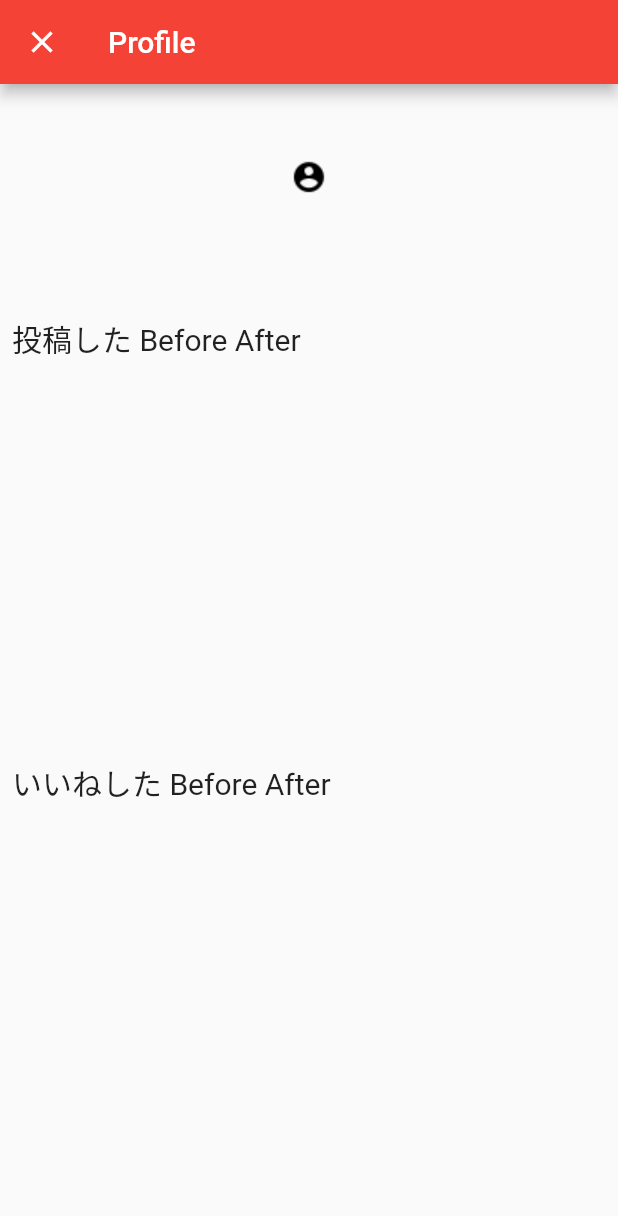
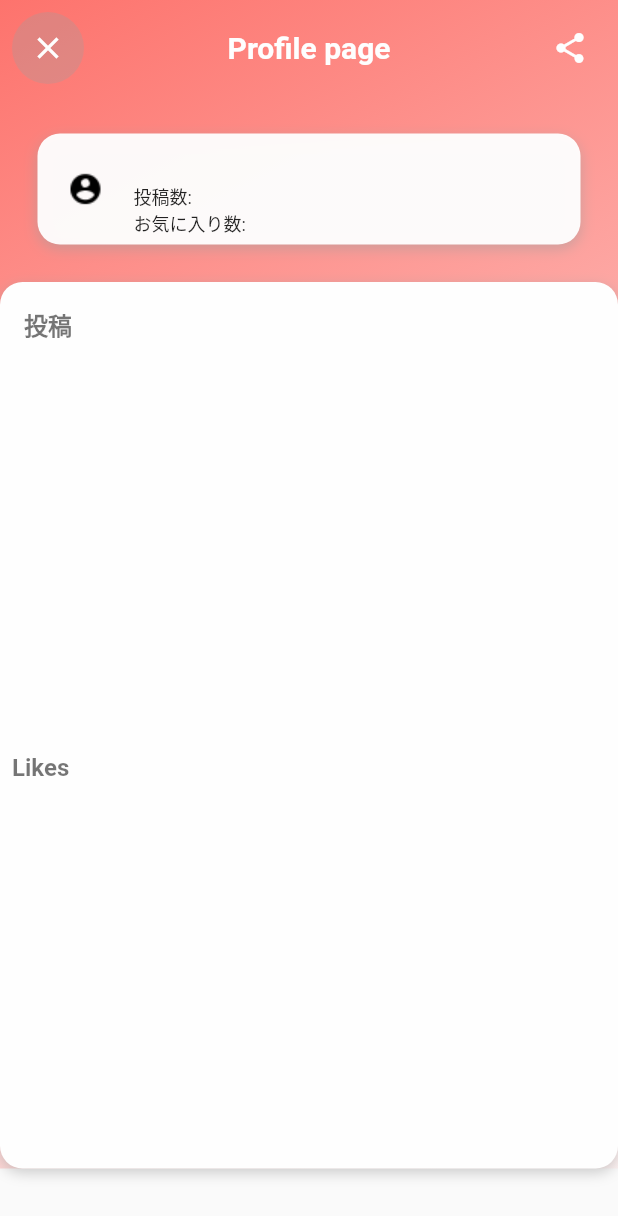
Before and after one commit to CA21engineer/Gotties-Client, a Flutter app: the ProfilePage screen opened by its route, on a phone screen of 412 x 824 dp. Shown: the top 1216 px of the screen. Run offline on Flutter 3.47's test engine with Material 2 defaults, Android fonts, the phone set to English and light mode, and no system bars; our stand-ins replace audioplayers, bubble, cached_network_image, cloud_firestore, firebase_auth, firebase_crashlytics and 7 more; accounts and stored records are empty; network calls fail; Roboto replaces fonts that are missing (NotoSansJP-Regular); statements that could not run were skipped.

Commit message:
コンポーネント分け・デザイン

```diff
--- a/lib/pages/profile/profile_page.dart
+++ b/lib/pages/profile/profile_page.dart
@@ -1,99 +1,32 @@
 import 'package:flutter/cupertino.dart';
 import 'package:flutter/material.dart';
-import 'package:gottiesclient/models/entities/entities.dart';
-import 'package:gottiesclient/models/stores/stores.dart';
-import 'package:provider/provider.dart';
-import 'package:transparent_image/transparent_image.dart';
+import 'package:gottiesclient/pages/profile/widgets/profile_body.dart';
+import 'package:gottiesclient/pages/profile/widgets/profile_header.dart';
 
 class ProfilePage extends StatelessWidget {
   @override
   Widget build(BuildContext context) {
-    final List<Article> articles = Provider.of<ArticleStore>(context).articles;
     return Scaffold(
-      appBar: AppBar(
-        title: const Text('Profile'),
-      ),
-      body: SingleChildScrollView(
-        child: Column(
-          children: <Widget>[
-            Container(
-              padding: const EdgeInsets.all(50),
-              child: Center(
-                child: ClipOval(
-                  child: FadeInImage.memoryNetwork(
-                    placeholder: kTransparentImage,
-                    image: Provider.of<LoginStore>(context).user?.photoUrl ?? '',
-                    imageErrorBuilder: (context, error, stackTrace) =>
-                        Image.asset('assets/images/account_circle/normal.png'),
-                  ),
-                ),
-              ),
+      body: Container(
+        decoration: BoxDecoration(
+          gradient: LinearGradient(
+            begin: FractionalOffset.topLeft,
+            end: FractionalOffset.bottomRight,
+            colors: [
+              const Color(0xffFF3A31).withOpacity(0.7),
+              const Color(0xffFFeeee).withOpacity(0.7),
+            ],
+          ),
+        ),
+        child: SingleChildScrollView(
+          child: SafeArea(
+            child: Column(
+              children: <Widget>[
+                ProfileHeader(),
+                ProfileBody(),
+              ],
             ),
-            Text(
-              Provider.of<LoginStore>(context).user?.displayName ?? '',
-              style: const TextStyle(fontSize: 20),
-            ),
-            Container(
-              alignment: Alignment.bottomLeft,
-              padding: const EdgeInsets.all(8),
-              child: const Text(
-                '投稿した Before After',
-                style: TextStyle(
-                  fontSize: 20,
-                ),
-              ),
-            ),
-            Container(
-              height: 250,
-              child: ListView.builder(
-                itemBuilder: (context, index) {
-                  return Card(
-                    child: Column(
-                      children: <Widget>[
-                        Image.network(
-                          articles[index].beforeImageURL,
-                          height: 200,
-                        ),
-                        Text(articles[index].title),
-                      ],
-                    ),
-                  );
-                },
-                itemCount: articles.length,
-                scrollDirection: Axis.horizontal,
-              ),
-            ),
-            Container(
-              alignment: Alignment.bottomLeft,
-              padding: const EdgeInsets.all(8),
-              child: const Text(
-                'いいねした Before After',
-                style: TextStyle(
-                  fontSize: 20,
-                ),
-              ),
-            ),
-            Container(
-              height: 250,
-              child: ListView.builder(
-                itemBuilder: (context, index) {
-                  return Card(
-                    child: Column(
-                      children: <Widget>[
-                        Image.network(
-                          articles[index].beforeImageURL,
-                          height: 200,
-                        ),
-                        Text(articles[index].title),
-                      ],
-                    ),
-                  );
-                },
-                itemCount: articles.length,
-                scrollDirection: Axis.horizontal,
-              ),
-            ),
-          ],
+          ),
         ),
       ),
     );
--- /dev/null
+++ b/lib/pages/profile/widgets/profile_body.dart
@@ -0,0 +1,103 @@
+import 'package:flutter/cupertino.dart';
+import 'package:flutter/material.dart';
+import 'package:gottiesclient/models/models.dart';
+import 'package:gottiesclient/models/stores/stores.dart';
+import 'package:provider/provider.dart';
+
+class ProfileBody extends StatelessWidget {
+  final PageController controller = PageController(
+    initialPage: 1,
+    viewportFraction: 0.8,
+  );
+  @override
+  Widget build(BuildContext context) {
+    final List<Article> articles = Provider.of<ArticleStore>(context).articles;
+
+    return Container(
+      decoration: BoxDecoration(
+        color: const Color(0xfffefefe),
+        borderRadius: BorderRadius.circular(15),
+        boxShadow: [
+          BoxShadow(
+            color: Colors.grey.withOpacity(0.5),
+            blurRadius: 7,
+            offset: const Offset(0, 3),
+          ),
+        ],
+      ),
+      child: Column(
+        children: <Widget>[
+          Container(
+            alignment: Alignment.bottomLeft,
+            padding: const EdgeInsets.all(8),
+            child: const Padding(
+              padding: EdgeInsets.all(8),
+              child: Text(
+                '投稿',
+                style: TextStyle(
+                  color: Colors.black54,
+                  fontSize: 16,
+                  fontWeight: FontWeight.bold,
+                ),
+              ),
+            ),
+          ),
+          Container(
+            height: 250,
+            child: PageView(
+              controller: controller,
+              children: articles
+                  .map((e) => Card(
+                        child: Column(
+                          children: <Widget>[
+                            Image.network(
+                              e.beforeImageURL,
+                              height: 200,
+                            ),
+                            Text(e.title),
+                          ],
+                        ),
+                      ))
+                  .toList(),
+            ),
+          ),
+          Container(
+            alignment: Alignment.bottomLeft,
+            padding: const EdgeInsets.all(8),
+            child: const Text(
+              'Likes',
+              style: TextStyle(
+                color: Colors.black54,
+                fontSize: 16,
+                fontWeight: FontWeight.bold,
+              ),
+            ),
+          ),
+          Container(
+            height: 250,
+            child: ListView.builder(
+              itemBuilder: (context, index) {
+                return Padding(
+                  padding: const EdgeInsets.all(4),
+                  child: Card(
+                    child: Column(
+                      children: <Widget>[
+                        Image.network(
+                          articles[index].beforeImageURL,
+                          height: 200,
+                        ),
+                        Text(articles[index].title),
+                      ],
+                    ),
+                  ),
+                );
+              },
+              itemCount: articles.length,
+              scrollDirection: Axis.horizontal,
+            ),
+          ),
+        ],
+      ),
+    );
+  }
+}
--- /dev/null
+++ b/lib/pages/profile/widgets/profile_header.dart
@@ -0,0 +1,93 @@
+import 'package:flutter/cupertino.dart';
+import 'package:flutter/material.dart';
+import 'package:gottiesclient/models/stores/stores.dart';
+import 'package:provider/provider.dart';
+import 'package:transparent_image/transparent_image.dart';
+
+class ProfileHeader extends StatelessWidget {
+  @override
+  Widget build(BuildContext context) {
+    return Column(
+      children: <Widget>[
+        Container(
+          margin: const EdgeInsets.all(8),
+          child: Row(
+            mainAxisAlignment: MainAxisAlignment.spaceBetween,
+            children: <Widget>[
+              Container(
+                decoration: BoxDecoration(
+                  color: Colors.grey.withOpacity(0.3),
+                  shape: BoxShape.circle,
+                ),
+                child: const CloseButton(
+                  color: Color(0xfffefefe),
+                ),
+              ),
+              const Text(
+                'Profile page',
+                style: TextStyle(
+                  fontSize: 20,
+                  fontWeight: FontWeight.bold,
+                  color: Color(0xfffefefe),
+                ),
+              ),
+              IconButton(
+                icon: Icon(Icons.share),
+                color: const Color(0xfffefefe),
+                onPressed: () {},
+              )
+            ],
+          ),
+        ),
+        Container(
+          margin: const EdgeInsets.all(25),
+          decoration: BoxDecoration(
+            boxShadow: [
+              BoxShadow(
+                color: Colors.grey.withOpacity(0.5),
+                blurRadius: 7,
+                offset: const Offset(0, 3),
+              ),
+            ],
+            borderRadius: BorderRadius.circular(15),
+            color: Colors.white.withOpacity(0.95),
+          ),
+          child: Row(
+            children: <Widget>[
+              Container(
+                padding: const EdgeInsets.fromLTRB(20, 25, 20, 25),
+                child: Center(
+                  child: ClipOval(
+                    child: FadeInImage.memoryNetwork(
+                      placeholder: kTransparentImage,
+                      image: Provider.of<LoginStore>(context).user?.photoUrl ?? '',
+                      imageErrorBuilder: (context, error, stackTrace) =>
+                          Image.asset('assets/images/account_circle/normal.png'),
+                    ),
+                  ),
+                ),
+              ),
+              Column(
+                crossAxisAlignment: CrossAxisAlignment.start,
+                children: <Widget>[
+                  Text(
+                    Provider.of<LoginStore>(context).user?.displayName ?? '',
+                    style: const TextStyle(fontSize: 24),
+                  ),
+                  const Text(
+                    '投稿数: ',
+                    style: TextStyle(fontSize: 12),
+                  ),
+                  const Text(
+                    'お気に入り数: ',
+                    style: TextStyle(fontSize: 12),
+                  )
+                ],
+              ),
+            ],
+          ),
+        ),
+      ],
+    );
+  }
+}
```
